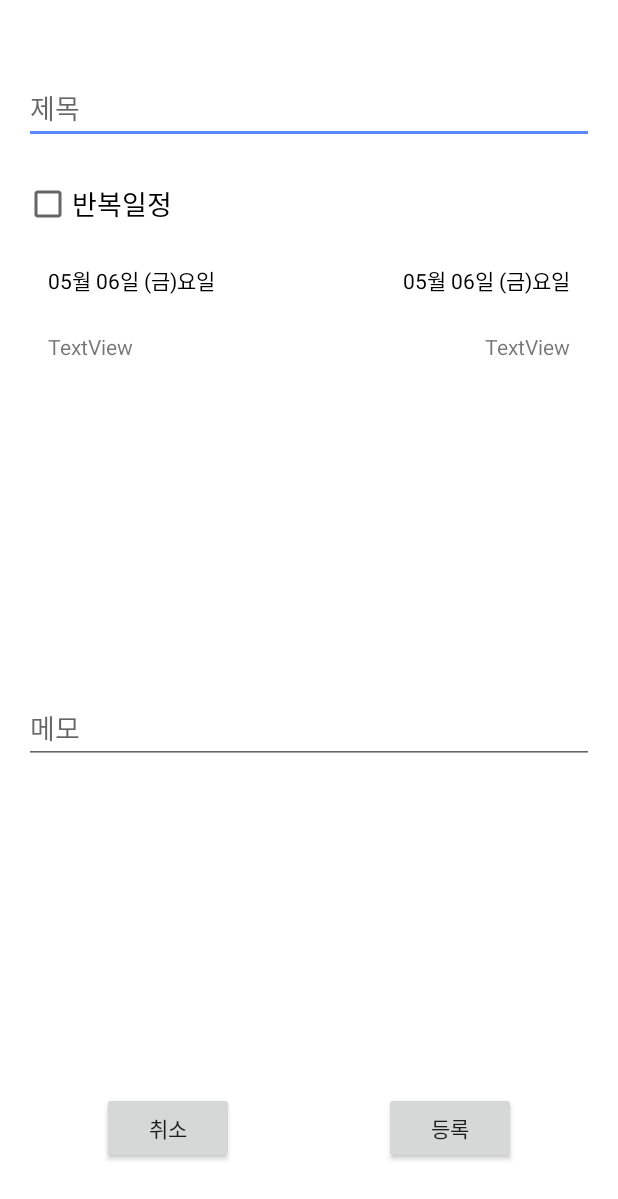
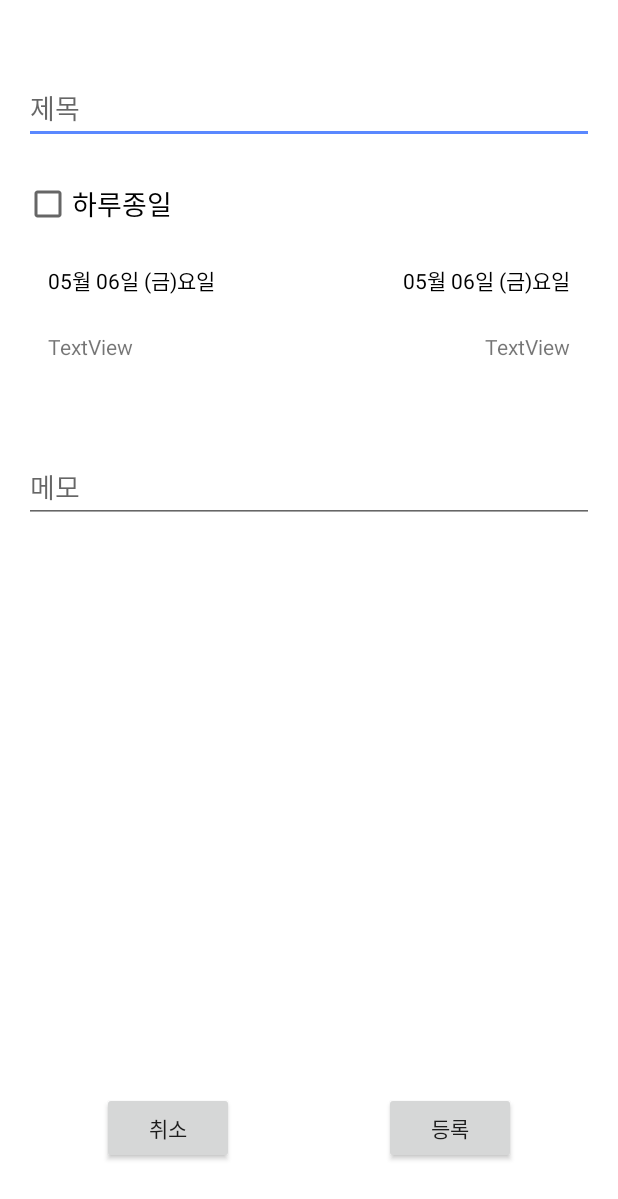
Before and after one commit to wlzkxm2/Probono, an Android app: the AddSchedule screen opened directly, with no data from a screen before it, after a tap on "등록", on a phone screen of 412 x 824 dp. Shown: the top 1199 px of the screen. Run offline under Robolectric (Android 15) with nearby library versions, the phone set to English and light mode, and no system bars.

Commit message:
일정등록 수정

```diff
--- a/app/src/main/java/com/example/calender/addschedule/AddSchedule.java
+++ b/app/src/main/java/com/example/calender/addschedule/AddSchedule.java
@@ -20,6 +20,7 @@ import androidx.recyclerview.widget.LinearLayoutManager;
 import androidx.recyclerview.widget.RecyclerView;
 
 import com.example.calender.R;
+import com.example.calender.StaticUidCode.UidCode;
 
 import java.text.SimpleDateFormat;
 import java.util.ArrayList;
@@ -31,7 +32,7 @@ public class AddSchedule extends Activity {
 
     Button btn_save, btn_back;
     EditText et_title,et_memo;
-    CheckBox repeatCheck;
+    CheckBox allDayCheck;
     View.OnClickListener cl;
     TextView startDate, endDate, startTime, endTime;
     int startYears,startMonths,startDays, endYears,endMonths,endDays;
@@ -51,9 +52,9 @@ public class AddSchedule extends Activity {
         endDate = findViewById(R.id.endDate);
         startTime = findViewById(R.id.startTime);
         endTime = findViewById(R.id.endTime);
-        repeatCheck = (CheckBox) findViewById(R.id.repeatCheck);
+        allDayCheck = (CheckBox) findViewById(R.id.allDayCheck);
 //        TextView booltest = findViewById(R.id.booltest);
-
+//      TODO 초기 시간값 설정해주기 : start time = 00:00 / end time = 23:59
         SimpleDateFormat simpleDateFormat = new SimpleDateFormat("MM월 dd일 (E)요일",Locale.KOREA);
 
         Date date = new Date();
@@ -76,9 +77,18 @@ public class AddSchedule extends Activity {
 //                        intent.putExtra("",et_memo.getText().toString());
                         String title = et_title.getText().toString();
                         String subtitle = et_memo.getText().toString();
-                        boolean scheduleLoof = repeatCheck.isChecked();
+                        boolean scheduleLoof = allDayCheck.isChecked();
 
 //                        booltest.setText(String.valueOf(scheduleLoof));
+                        break;
+                    case R.id.allDayCheck:
+                        if (allDayCheck.isChecked()){
+                            startTime.setVisibility(View.GONE);
+                            endTime.setVisibility(View.GONE);
+                        }else{
+                            startTime.setVisibility(View.VISIBLE);
+                            endTime.setVisibility(View.VISIBLE);
+                        }
                         break;
                     case R.id.startDate:
                         showStartDate();
@@ -103,6 +113,7 @@ public class AddSchedule extends Activity {
         endDate.setOnClickListener(cl);
         startTime.setOnClickListener(cl);
         endTime.setOnClickListener(cl);
+        allDayCheck.setOnClickListener(cl);
 
     }
 
@@ -112,7 +123,7 @@ public class AddSchedule extends Activity {
             public void onTimeSet(TimePicker view, int hourOfDay, int minute) {
                 startTime.setText(hourOfDay + "시" + minute + "분");
             }
-        },8,10,true);
+        },0,0,true);
         timePickerDialog.show();
     }
 
@@ -122,10 +133,10 @@ public class AddSchedule extends Activity {
             public void onTimeSet(TimePicker view, int hourOfDay, int minute) {
                 endTime.setText(hourOfDay + "시" + minute + "분");
             }
-        },8,10,true);
+        },23,59,true);
         timePickerDialog.show();
     }
-
+//TODO endDate 가 StartDate보다 이전 날짜일 경우 startDate = endDate 구현하기
     public void showEndDate() {
         DatePickerDialog datePickerDialog = new DatePickerDialog(this, new DatePickerDialog.OnDateSetListener() {
             @Override
@@ -136,7 +147,7 @@ public class AddSchedule extends Activity {
                 endDays = dayOfMonth;
                 endDate.setText(year + "년 " + (month + 1)+ "월 " + dayOfMonth + "일 ");
             }
-        },2022,01,01);
+        },((UidCode) getApplication()).getStatic_year(),((UidCode) getApplication()).getStatic_month(),((UidCode) getApplication()).getStatic_day());
         datePickerDialog.show();
     }
 
@@ -149,7 +160,7 @@ public class AddSchedule extends Activity {
                 startDays = dayOfMonth;
                 startDate.setText(year + "년 " + (month + 1)+ "월 " + dayOfMonth + "일 ");
             }
-        },2022,01,01);
+        },((UidCode) getApplication()).getStatic_year(),((UidCode) getApplication()).getStatic_month(),((UidCode) getApplication()).getStatic_day());
         datePickerDialog.show();
     }
 
--- a/app/src/main/res/layout/add_schedule.xml
+++ b/app/src/main/res/layout/add_schedule.xml
@@ -24,7 +24,7 @@
         android:layout_width="0dp"
         android:layout_height="wrap_content"
         android:layout_marginStart="16dp"
-        android:layout_marginTop="264dp"
+        android:layout_marginTop="60dp"
         android:layout_marginEnd="16dp"
         android:ems="10"
         android:hint="메모"
@@ -33,7 +33,7 @@
         app:layout_constraintEnd_toEndOf="parent"
         app:layout_constraintHorizontal_bias="0.0"
         app:layout_constraintStart_toStartOf="parent"
-        app:layout_constraintTop_toBottomOf="@+id/startDate" />
+        app:layout_constraintTop_toBottomOf="@+id/startTime" />
 
     <Button
         android:id="@+id/btn_positive"
@@ -60,12 +60,12 @@
         app:layout_constraintStart_toStartOf="parent" />
 
     <CheckBox
-        android:id="@+id/repeatCheck"
+        android:id="@+id/allDayCheck"
         android:layout_width="wrap_content"
         android:layout_height="wrap_content"
         android:layout_marginStart="16dp"
         android:layout_marginTop="24dp"
-        android:text="반복일정"
+        android:text="하루종일"
         android:textSize="18sp"
         app:layout_constraintStart_toStartOf="parent"
         app:layout_constraintTop_toBottomOf="@+id/et_Title" />
@@ -81,7 +81,7 @@
         android:clickable="true"
         android:focusable="true"
         app:layout_constraintStart_toStartOf="parent"
-        app:layout_constraintTop_toBottomOf="@+id/repeatCheck" />
+        app:layout_constraintTop_toBottomOf="@+id/allDayCheck" />
 
     <TextView
         android:id="@+id/endDate"
@@ -94,7 +94,7 @@
         android:clickable="true"
         android:focusable="true"
         app:layout_constraintEnd_toEndOf="parent"
-        app:layout_constraintTop_toBottomOf="@+id/repeatCheck" />
+        app:layout_constraintTop_toBottomOf="@+id/allDayCheck" />
 
     <TextView
         android:id="@+id/startTime"
```
